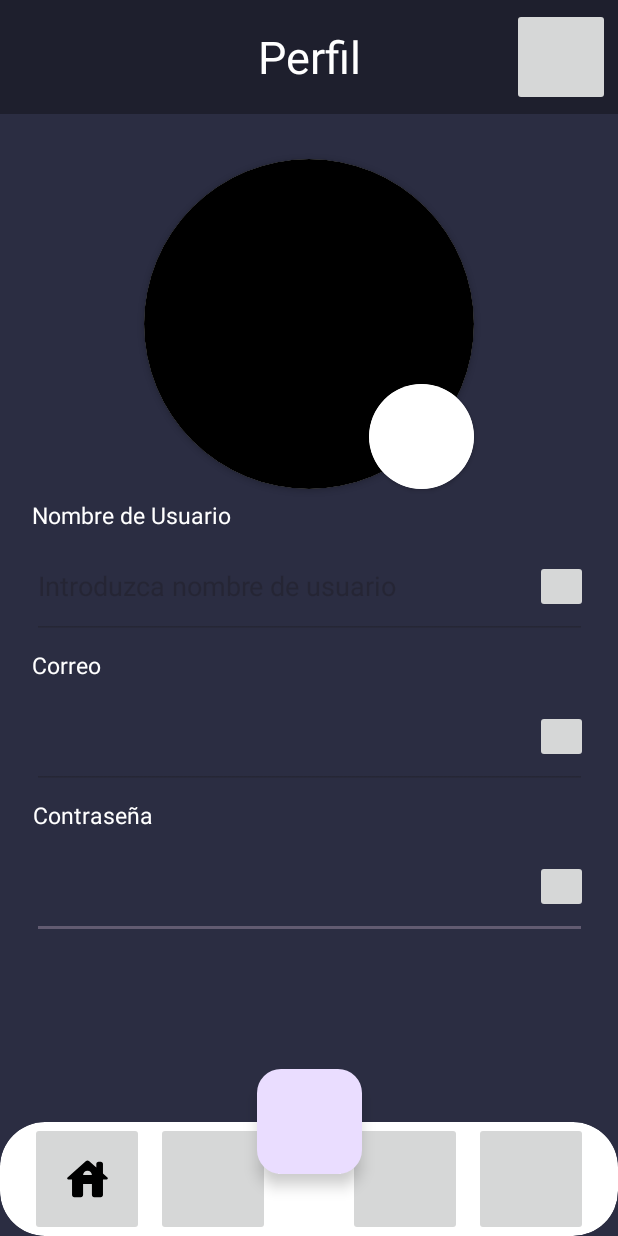
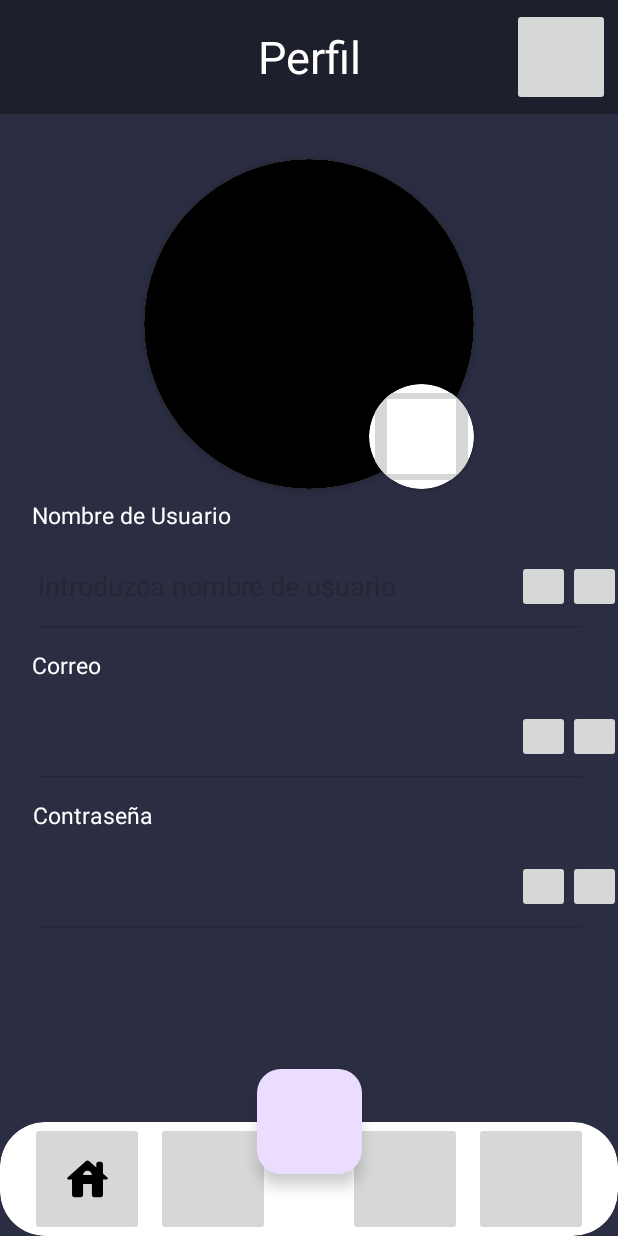
Before and after one commit to Bfdiego/RecetApp, an Android app: the CategoriesActivity screen opened directly, with no data from a screen before it, after a tap on an icon or button, on a phone screen of 412 x 824 dp. Run offline under Robolectric (Android 15) with nearby library versions, the phone set to English and light mode, and no system bars.

Commit message:
now you can choose between two profile pictures, added a button which allows user to confirm changes, still in progress

```diff
--- a/app/src/main/AndroidManifest.xml
+++ b/app/src/main/AndroidManifest.xml
@@ -13,7 +13,7 @@
         android:theme="@style/Theme.PadresDinamicos"
         tools:targetApi="31">
         <activity
-            android:name=".userScreen"
+            android:name=".UserScreenActivity"
             android:exported="false" />
         <activity
             android:name=".CategoriesActivity"
--- a/app/src/main/java/com/example/padresdinamicos/CategoriesActivity.kt
+++ b/app/src/main/java/com/example/padresdinamicos/CategoriesActivity.kt
@@ -2,14 +2,9 @@ package com.example.padresdinamicos
 
 import android.content.Intent
 import android.os.Bundle
-import android.widget.ImageButton
 import androidx.activity.enableEdgeToEdge
 import androidx.appcompat.app.AppCompatActivity
-import androidx.core.view.ViewCompat
-import androidx.core.view.WindowInsetsCompat
 import com.example.padresdinamicos.databinding.ActivityCategoriesBinding
-import com.example.padresdinamicos.databinding.ActivityMenuBinding
-import com.example.padresdinamicos.databinding.ActivityUserScreenBinding
 
 class CategoriesActivity : AppCompatActivity() {
     private lateinit var binding: ActivityCategoriesBinding
@@ -26,7 +21,7 @@ class CategoriesActivity : AppCompatActivity() {
             startActivity(intentMenuActivity)
         }
         binding.userIcon.setOnClickListener{
-            val intentUserActivity = Intent(this, userScreen::class.java)
+            val intentUserActivity = Intent(this, UserScreenActivity::class.java)
             startActivity(intentUserActivity)
 
         }
--- /dev/null
+++ b/app/src/main/java/com/example/padresdinamicos/UserScreenActivity.kt
@@ -0,0 +1,174 @@
+package com.example.padresdinamicos
+
+import android.content.Intent
+import android.content.SharedPreferences
+import android.os.Bundle
+import android.text.InputType
+import android.widget.ArrayAdapter
+import android.widget.Spinner
+import android.widget.Toast
+import androidx.appcompat.app.AlertDialog
+import androidx.appcompat.app.AppCompatActivity
+import androidx.core.content.ContextCompat
+import androidx.core.widget.addTextChangedListener
+import com.example.padresdinamicos.databinding.ActivityUserScreenBinding
+
+class UserScreenActivity : AppCompatActivity() {
+
+    private lateinit var binding: ActivityUserScreenBinding
+    private lateinit var editor: SharedPreferences.Editor
+    private lateinit var sharedPreferences: SharedPreferences
+
+    override fun onCreate(savedInstanceState: Bundle?) {
+        super.onCreate(savedInstanceState)
+        binding = ActivityUserScreenBinding.inflate(layoutInflater)
+        setContentView(binding.root)
+
+        val options = arrayOf("Foto de perfil 1", "Foto de perfil 2")
+        val images = arrayOf(R.drawable.chefsita, R.drawable.chefsito)
+
+
+
+        sharedPreferences = getSharedPreferences("login_prefs", MODE_PRIVATE)
+        editor = sharedPreferences.edit()
+
+
+        val savedUserName = sharedPreferences.getString("username", "")
+        val savedEmail = sharedPreferences.getString("email", "")
+        val savedPassword = sharedPreferences.getString("password", "")
+
+        binding.editTextUser.setText(savedUserName)
+        binding.editTextCorreo.setText(savedEmail)
+        binding.editTextPassword.setText(savedPassword)
+
+
+        binding.editTextPassword.inputType =
+            InputType.TYPE_CLASS_TEXT or InputType.TYPE_TEXT_VARIATION_VISIBLE_PASSWORD
+
+
+
+        binding.menuIcon.setOnClickListener {
+            val intent = Intent(this, MenuActivity::class.java)
+            startActivity(intent)
+            finish()
+        }
+        binding.atras.setOnClickListener {
+            val intent = Intent(this, MenuActivity::class.java)
+            startActivity(intent)
+            finish()
+        }
+
+        binding.edituser.setOnClickListener {
+            binding.editTextUser.isEnabled = true
+            binding.edituser.isEnabled = false
+        }
+
+
+        binding.editcorreo.setOnClickListener {
+            binding.editTextCorreo.isEnabled = true
+            binding.editcorreo.isEnabled = false
+        }
+
+
+        binding.editpassword.setOnClickListener {
+            binding.editTextPassword.isEnabled = true
+            binding.editpassword.isEnabled = false
+        }
+
+
+        binding.confirmUser.setOnClickListener {
+            val newUserName = binding.editTextUser.text.toString()
+            if (newUserName.isNotEmpty() && newUserName != savedUserName) {
+                editor.putString("username", newUserName).apply()
+
+                binding.editTextUser.setText(newUserName)
+                showToast("Nombre de usuario actualizado")
+            }
+            binding.editTextUser.isEnabled = false
+            binding.edituser.isEnabled = true  // Rehabilitar el botón de edición
+        }
+
+
+        binding.confirmCorreo.setOnClickListener {
+            val newUserEmail = binding.editTextCorreo.text.toString()
+            if (isValidEmail(newUserEmail) && newUserEmail != savedEmail) {
+                editor.putString("email", newUserEmail).apply()
+                binding.editTextCorreo.setText(newUserEmail)
+                showToast("Correo electrónico actualizado")
+            } else {
+                showToast("Correo electrónico inválido o no modificado")
+            }
+            binding.editTextCorreo.isEnabled = false
+            binding.editcorreo.isEnabled = true  // Rehabilitar el botón de edición
+        }
+
+
+        binding.confirmPassword.setOnClickListener {
+            val newUserPassword = binding.editTextPassword.text.toString()
+            if (newUserPassword.length >= 6 && newUserPassword != savedPassword) {
+                editor.putString("password", newUserPassword).apply()
+                binding.editTextPassword.setText(newUserPassword)
+                showToast("Contraseña actualizada")
+            } else {
+                showToast("La contraseña debe tener al menos 6 caracteres o no fue modificada")
+            }
+            binding.editTextPassword.isEnabled = false
+            binding.editpassword.isEnabled = true
+        }
+
+
+        binding.editTextUser.addTextChangedListener {
+            val newUserName = it.toString()
+            if (newUserName.isNotEmpty()) {
+                editor.putString("username", newUserName).apply()
+            }
+        }
+
+        binding.editTextCorreo.addTextChangedListener {
+            val newUserEmail = it.toString()
+            editor.putString("email", newUserEmail).apply()
+        }
+
+        binding.editTextPassword.addTextChangedListener {
+            val newUserPassword = it.toString()
+            if (newUserPassword.length >= 6) {
+                editor.putString("password", newUserPassword).apply()
+            } else {
+                showToast("La contraseña debe tener al menos 6 caracteres")
+            }
+
+            binding.perfilselect.setOnClickListener {
+                val spinner = Spinner(this)
+                val adapter = ArrayAdapter(this, android.R.layout.simple_spinner_item, options)
+                adapter.setDropDownViewResource(android.R.layout.simple_spinner_dropdown_item)
+                spinner.adapter = adapter
+
+                val builder = AlertDialog.Builder(this)
+                builder.setTitle("Selecciona una imagen")
+                builder.setView(spinner)
+
+                builder.setPositiveButton("Seleccionar") { dialog, _ ->
+
+                    val selectedPosition = spinner.selectedItemPosition
+
+                    binding.perfilpicture.setImageResource(images[selectedPosition])
+                    dialog.dismiss()
+                }
+
+                builder.setNegativeButton("Cancelar") { dialog, _ ->
+                    dialog.dismiss()
+                }
+
+                builder.create().show()
+            }
+        }
+    }
+
+    private fun showToast(message: String) {
+        Toast.makeText(this, message, Toast.LENGTH_SHORT).show()
+    }
+
+    private fun isValidEmail(email: String): Boolean {
+        return android.util.Patterns.EMAIL_ADDRESS.matcher(email).matches()
+    }
+}
--- a/app/src/main/java/com/example/padresdinamicos/userScreen.kt
+++ /dev/null
@@ -1,83 +0,0 @@
-package com.example.padresdinamicos
-
-import android.content.SharedPreferences
-import android.os.Bundle
-import android.widget.Toast
-import androidx.appcompat.app.AppCompatActivity
-import androidx.core.widget.addTextChangedListener
-import com.example.padresdinamicos.databinding.ActivityUserScreenBinding
-
-class userScreen : AppCompatActivity() {
-
-        private lateinit var binding: ActivityUserScreenBinding
-        private lateinit var editor: SharedPreferences.Editor
-        private lateinit var sharedPreferences: SharedPreferences
-
-        override fun onCreate(savedInstanceState: Bundle?) {
-            super.onCreate(savedInstanceState)
-            binding = ActivityUserScreenBinding.inflate(layoutInflater)
-            setContentView(binding.root)
-
-
-            sharedPreferences = getSharedPreferences("user_prefs", MODE_PRIVATE)
-            editor = sharedPreferences.edit()
-
-
-            binding.edituser.setOnClickListener {
-                binding.editTextUser.isEnabled = true
-                val userName = sharedPreferences.getString("username", "")
-                binding.editTextUser.setText(userName)
-                binding.edituser.isEnabled = false
-            }
-
-            binding.editcorreo.setOnClickListener {
-                binding.editTextCorreo.isEnabled = true
-                val userEmail = sharedPreferences.getString("email", "")
-                binding.editTextCorreo.setText(userEmail)
-                binding.editcorreo.isEnabled = false
-            }
-
-            binding.editpassword.setOnClickListener {
-                binding.editTextPassword.isEnabled = true
-                val userPassword = sharedPreferences.getString("password", "")
-                binding.editTextPassword.setText(userPassword)
-                binding.editpassword.isEnabled = false
-            }
-
-
-            binding.editTextUser.addTextChangedListener {
-                val newUserName = it.toString()
-                if (newUserName.isNotEmpty()) {
-                    editor.putString("username", newUserName).apply()
-                } else {
-                    showToast("El nombre de usuario no puede estar vacío")
-                }
-            }
-
-            binding.editTextCorreo.addTextChangedListener {
-                val newUserEmail = it.toString()
-                if (newUserEmail.isNotEmpty() && isValidEmail(newUserEmail)) {
-                    editor.putString("email", newUserEmail).apply()
-                } else {
-                    showToast("Correo electrónico inválido")
-                }
-            }
-
-            binding.editTextPassword.addTextChangedListener {
-                val newUserPassword = it.toString()
-                if (newUserPassword.length >= 6) {
-                    editor.putString("password", newUserPassword).apply()
-                } else {
-                    showToast("La contraseña debe tener al menos 6 caracteres")
-                }
-            }
-        }
-
-        private fun showToast(message: String) {
-            Toast.makeText(this, message, Toast.LENGTH_SHORT).show()
-        }
-
-        private fun isValidEmail(email: String): Boolean {
-            return android.util.Patterns.EMAIL_ADDRESS.matcher(email).matches()
-        }
-    }
--- a/app/src/main/res/layout/activity_user_screen.xml
+++ b/app/src/main/res/layout/activity_user_screen.xml
@@ -6,7 +6,7 @@
     android:id="@+id/main"
     android:layout_width="match_parent"
     android:layout_height="match_parent"
-    tools:context=".userScreen"
+    tools:context=".UserScreenActivity"
     android:background="@color/greyBlue">
 
 
@@ -22,6 +22,7 @@
 
         <ImageView
             android:layout_width="match_parent"
+            android:id="@+id/perfilpicture"
             android:layout_height="match_parent"
             android:src="@color/black"/>
 
@@ -34,9 +35,11 @@
         app:layout_constraintBottom_toBottomOf="@id/image_user"
         app:cardCornerRadius="35dp">
 
-        <ImageView
+        <ImageButton
             android:layout_width="match_parent"
             android:layout_height="match_parent"
+            android:id="@+id/perfilselect"
+            android:clickable="true"
             android:src="@color/white"/>
 
     </androidx.cardview.widget.CardView>
@@ -50,24 +53,37 @@
         android:gravity="center"
         app:layout_constraintStart_toStartOf="@id/edit_text_user"
         app:layout_constraintBottom_toTopOf="@id/edit_text_user"/>
+
     <EditText
         android:id="@+id/edit_text_user"
         android:layout_width="370dp"
         android:layout_height="70dp"
         android:layout_marginTop="30dp"
+        android:enabled="false"
         android:hint="Introduzca nombre de usuario"
-        android:enabled="false"
         app:layout_constraintEnd_toEndOf="parent"
         app:layout_constraintStart_toStartOf="parent"
-        app:layout_constraintTop_toBottomOf="@id/image_user"/>
+        app:layout_constraintTop_toBottomOf="@id/image_user" />
     <ImageButton
         android:layout_width="35dp"
         android:layout_height="35dp"
-        android:layout_marginEnd="20dp"
+        android:layout_marginEnd="10dp"
+        android:layout_marginStart="10dp"
         android:id="@+id/edituser"
+        app:layout_constraintStart_toEndOf="@id/confirm_user"
         app:layout_constraintEnd_toEndOf="parent"
         app:layout_constraintTop_toTopOf="@id/edit_text_user"
         app:layout_constraintBottom_toBottomOf="@id/edit_text_user"/>
+    <ImageButton
+        android:id="@+id/confirm_user"
+        android:layout_width="35dp"
+        android:layout_height="35dp"
+        android:layout_marginStart="315dp"
+        android:layout_marginEnd="25dp"
+        app:layout_constraintBottom_toBottomOf="@id/edit_text_user"
+        app:layout_constraintEnd_toEndOf="@+id/edituser"
+        app:layout_constraintStart_toStartOf="@+id/edit_text_user"
+        app:layout_constraintTop_toTopOf="@id/edit_text_user" />
 
     <TextView
         android:layout_width="wrap_content"
@@ -90,11 +106,23 @@
     <ImageButton
         android:layout_width="35dp"
         android:layout_height="35dp"
-        android:layout_marginEnd="20dp"
+        android:layout_marginEnd="10dp"
+        android:layout_marginStart="10dp"
         android:id="@+id/editcorreo"
+        app:layout_constraintStart_toEndOf="@id/confirm_correo"
         app:layout_constraintEnd_toEndOf="parent"
         app:layout_constraintTop_toTopOf="@id/edit_text_correo"
         app:layout_constraintBottom_toBottomOf="@id/edit_text_correo"/>
+    <ImageButton
+        android:layout_width="35dp"
+        android:layout_height="35dp"
+        android:layout_marginStart="315dp"
+        android:layout_marginEnd="25dp"
+        android:id="@+id/confirm_correo"
+        app:layout_constraintTop_toTopOf="@id/edit_text_correo"
+        app:layout_constraintBottom_toBottomOf="@id/edit_text_correo"
+        app:layout_constraintEnd_toEndOf="@+id/editcorreo"
+        app:layout_constraintStart_toStartOf="@+id/edit_text_correo"/>
 
     <TextView
         android:layout_width="wrap_content"
@@ -103,26 +131,39 @@
         android:text="Contraseña"
         android:textSize="15sp"
         android:gravity="center"
-        android:enabled="false"
         app:layout_constraintStart_toStartOf="@id/edit_text_password"
         app:layout_constraintBottom_toTopOf="@id/edit_text_password"/>
+
     <EditText
         android:id="@+id/edit_text_password"
         android:layout_width="370dp"
         android:layout_height="70dp"
         android:layout_marginTop="30dp"
-
+        android:enabled="false"
         app:layout_constraintEnd_toEndOf="parent"
         app:layout_constraintStart_toStartOf="parent"
-        app:layout_constraintTop_toBottomOf="@id/edit_text_correo"/>
+        app:layout_constraintTop_toBottomOf="@id/edit_text_correo" />
+
     <ImageButton
         android:layout_width="35dp"
         android:layout_height="35dp"
-        android:layout_marginEnd="20dp"
+        android:layout_marginEnd="25dp"
+        android:layout_marginStart="315dp"
+        android:id="@+id/confirm_password"
+        app:layout_constraintTop_toTopOf="@id/edit_text_password"
+        app:layout_constraintBottom_toBottomOf="@id/edit_text_password"
+        app:layout_constraintEnd_toEndOf="@+id/editpassword"
+        app:layout_constraintStart_toStartOf="@id/edit_text_password"/>
+    <ImageButton
+        android:layout_width="35dp"
+        android:layout_height="35dp"
+        android:layout_marginEnd="0dp"
+        android:layout_marginStart="0dp"
         android:id="@+id/editpassword"
+        app:layout_constraintStart_toEndOf="@+id/confirm_password"
         app:layout_constraintEnd_toEndOf="parent"
         app:layout_constraintTop_toTopOf="@id/edit_text_password"
-        app:layout_constraintBottom_toBottomOf="@id/edit_text_password"/>
+        app:layout_constraintBottom_toBottomOf="@id/edit_text_password" />
 
     <androidx.constraintlayout.widget.ConstraintLayout
         android:id="@+id/constraint_layout_top"
@@ -147,6 +188,7 @@
         <ImageButton
             android:layout_width="0dp"
             android:layout_height="match_parent"
+            android:id="@+id/atras"
             app:layout_constraintEnd_toEndOf="parent"
             android:layout_margin="5dp"
             app:layout_constraintDimensionRatio="1:1"/>
```
Also changed, not shown: app/src/main/java/com/example/padresdinamicos/MenuActivity.kt (+1 -6 lines).
